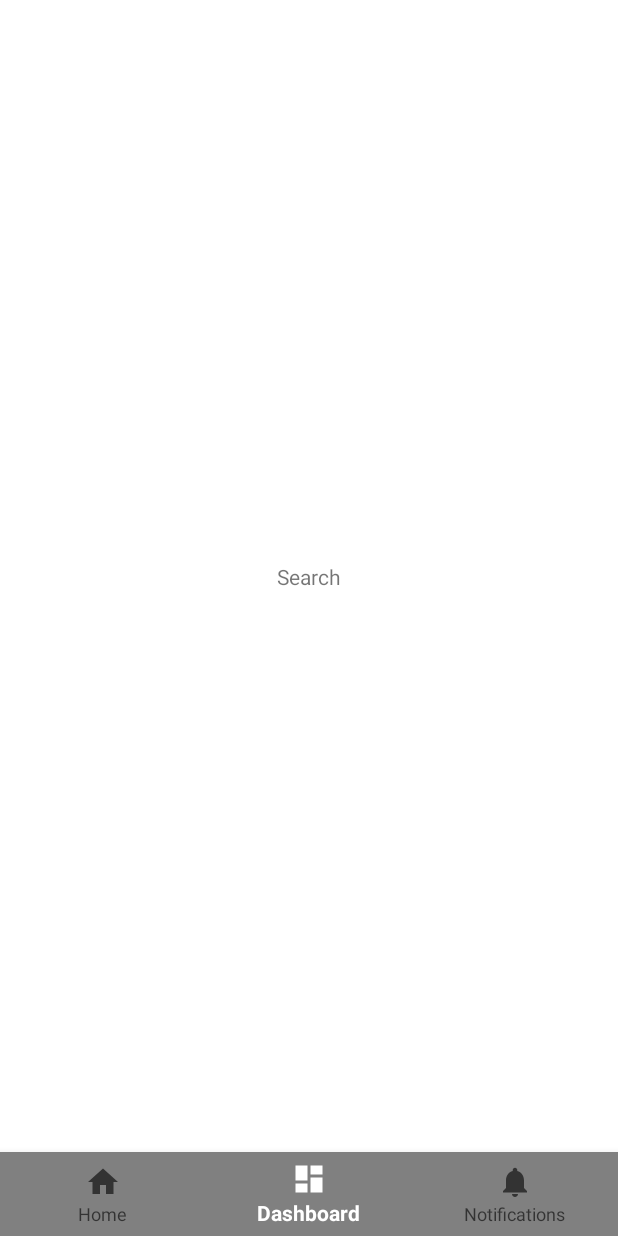
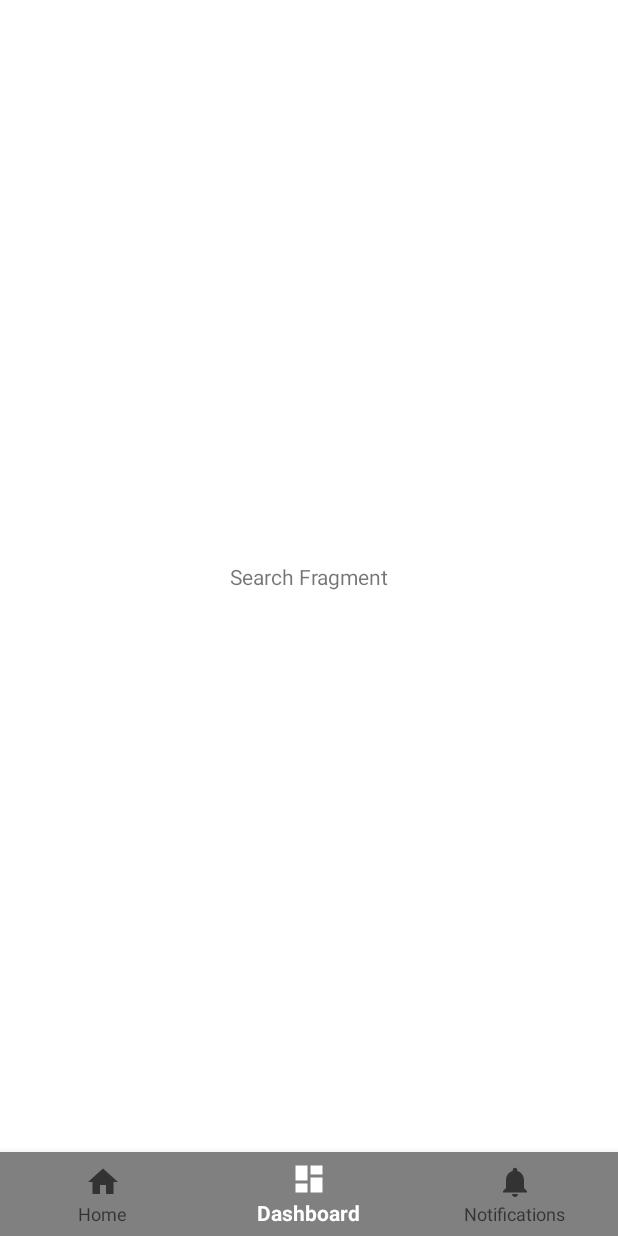
Before and after one commit to superalan89/Pholar, an Android app: the screen it shows after launch (HomeActivity), item 2 of the bottom bar chosen, on a phone screen of 412 x 824 dp. Run offline under Robolectric (Android 15) with nearby library versions, the phone set to English and light mode, and no system bars.

```diff
--- a/app/src/main/res/layout/fragment_search.xml
+++ b/app/src/main/res/layout/fragment_search.xml
@@ -11,7 +11,7 @@
     <TextView
         android:layout_width="wrap_content"
         android:layout_height="wrap_content"
-        android:text="Search"
+        android:text="Search Fragment"
         app:layout_constraintBottom_toBottomOf="parent"
         app:layout_constraintEnd_toEndOf="parent"
         app:layout_constraintStart_toStartOf="parent"
```
